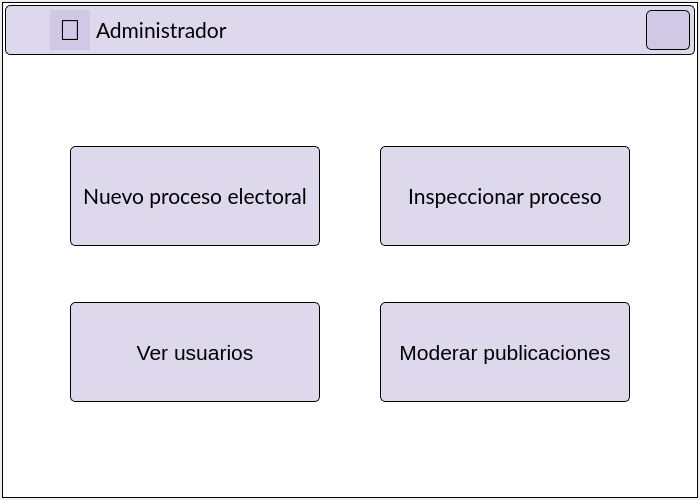
The window that SistemaControlElecciones/mainwindow.ui (NaomySinHYConY/Proyecto1_ISII_SCE) describes before a commit, drawn with Qt 5.
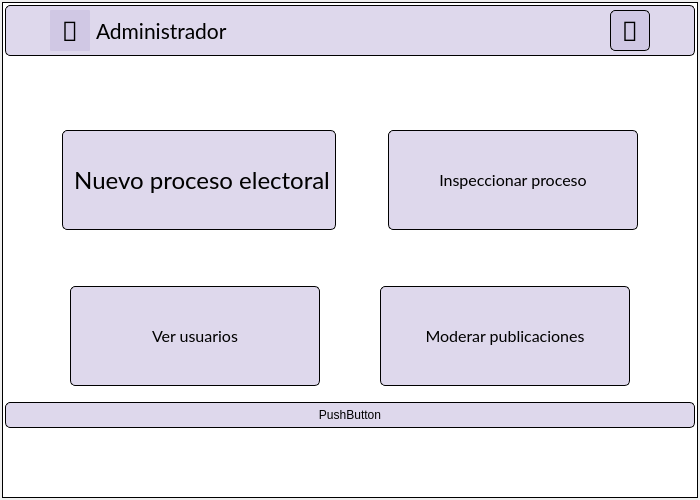
The same window after the commit. Icons and pictures are not drawn.

What changed in the file:
```diff
--- a/SistemaControlElecciones/mainwindow.ui
+++ b/SistemaControlElecciones/mainwindow.ui
@@ -40,7 +40,7 @@
 padding-bottom: 5px;
 padding-left: 5px;
 background-color: rgba(199, 189, 222,150);
-font: &quot;Lato&quot;;
+font: 12pt &quot;Lato&quot;;
 }
 QPushButton:hover{
 background-color: rgb(199, 189, 222);
@@ -49,10 +49,9 @@
 background-color: rgb(255, 255, 255);
 }
 
-#labelDatos, #labelNombre, #labelPartido, #etiquetaNombreCand, #etiquetaPartidoAfil{
-font: 16pt &quot;MS Shell Dlg 2&quot;;
+#labelDatos, #labelNombre, #labelPartido, #etiquetaNombreCand, #etiquetaPartidoAfi, #Administrador{
+	font: 16pt &quot;Lato&quot;;
 }
-
 #AdmIcono{
 background-color: rgba(199, 189, 222,150);
 border: none;
@@ -61,6 +60,24 @@
 padding-right: 1px;
 padding-bottom: 1px;
 padding-left: 1px;
+font: 87 20pt &quot;Font Awesome 5 Free Solid&quot;;
+}
+
+#botonSalir{
+padding-top: 1px;
+padding-right: 1px;
+padding-bottom: 1px;
+padding-left: 1px;
+font: 87 20pt &quot;Font Awesome 5 Free Solid&quot;;
+}
+QLabel{
+font: 12pt &quot;Lato&quot;;
+}
+#SCE{
+font: 24pt &quot;Lato&quot;;
+}
+#botonNuevoProceso{
+font: 18pt &quot;Lato&quot;;
 }</string>
   </property>
   <property name="iconSize">
@@ -570,7 +587,11 @@
                </property>
                <property name="font">
                 <font>
-                 <pointsize>22</pointsize>
+                 <family>Font Awesome 5 Free Solid</family>
+                 <pointsize>20</pointsize>
+                 <weight>10</weight>
+                 <italic>false</italic>
+                 <bold>false</bold>
                 </font>
                </property>
                <property name="text">
@@ -618,11 +639,36 @@
                  <height>50</height>
                 </size>
                </property>
+               <property name="font">
+                <font>
+                 <family>Font Awesome 5 Free Solid</family>
+                 <pointsize>20</pointsize>
+                 <weight>10</weight>
+                 <italic>false</italic>
+                 <bold>false</bold>
+                </font>
+               </property>
                <property name="text">
-                <string/>
+                <string></string>
                </property>
               </widget>
              </item>
+             <item>
+              <spacer name="horizontalSpacer_39">
+               <property name="orientation">
+                <enum>Qt::Horizontal</enum>
+               </property>
+               <property name="sizeType">
+                <enum>QSizePolicy::Fixed</enum>
+               </property>
+               <property name="sizeHint" stdset="0">
+                <size>
+                 <width>40</width>
+                 <height>20</height>
+                </size>
+               </property>
+              </spacer>
+             </item>
             </layout>
            </widget>
           </item>
@@ -691,11 +737,14 @@
                 <property name="font">
                  <font>
                   <family>Lato</family>
-                  <pointsize>16</pointsize>
+                  <pointsize>18</pointsize>
+                  <weight>50</weight>
+                  <italic>false</italic>
+                  <bold>false</bold>
                  </font>
                 </property>
                 <property name="text">
-                 <string>Nuevo proceso electoral</string>
+                 <string> Nuevo proceso electoral</string>
                 </property>
                </widget>
               </item>
@@ -723,7 +772,10 @@
                 <property name="font">
                  <font>
                   <family>Lato</family>
-                  <pointsize>16</pointsize>
+                  <pointsize>12</pointsize>
+                  <weight>50</weight>
+                  <italic>false</italic>
+                  <bold>false</bold>
                  </font>
                 </property>
                 <property name="text">
@@ -796,7 +848,11 @@
                 </property>
                 <property name="font">
                  <font>
-                  <pointsize>16</pointsize>
+                  <family>Lato</family>
+                  <pointsize>12</pointsize>
+                  <weight>50</weight>
+                  <italic>false</italic>
+                  <bold>false</bold>
                  </font>
                 </property>
                 <property name="text">
@@ -827,7 +883,11 @@
                 </property>
                 <property name="font">
                  <font>
-                  <pointsize>16</pointsize>
+                  <family>Lato</family>
+                  <pointsize>12</pointsize>
+                  <weight>50</weight>
+                  <italic>false</italic>
+                  <bold>false</bold>
                  </font>
                 </property>
                 <property name="text">
@@ -852,6 +912,13 @@
             </item>
            </layout>
           </item>
+          <item>
+           <widget class="QPushButton" name="pushButton">
+            <property name="text">
+             <string>PushButton</string>
+            </property>
+           </widget>
+          </item>
           <item>
            <spacer name="verticalSpacer_5">
             <property name="orientation">
```
Left out of the diff: 44 changed lines with no effect on the pictures.
